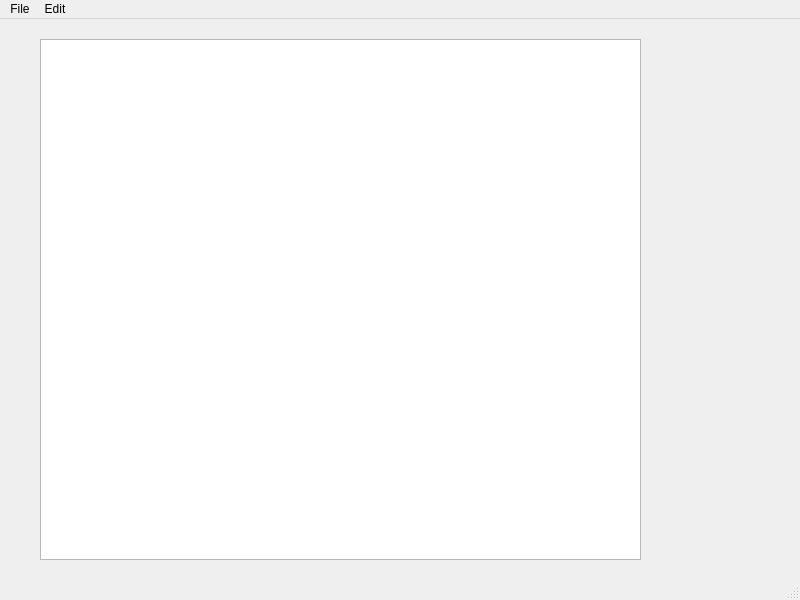
This is gui/mainwindow.ui in HaoZhu02/ImageEditor as Qt 5 draws it before an edit. The edited form follows.
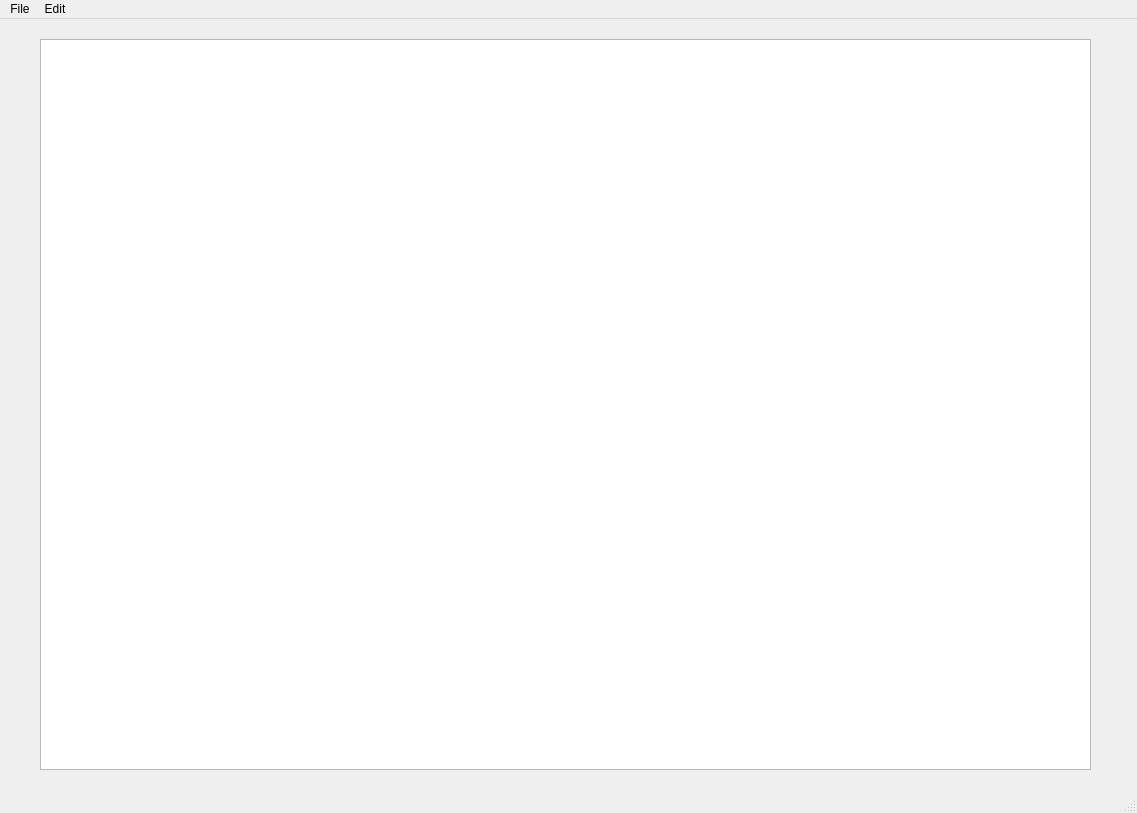
This is the edited form.

```diff
--- a/gui/mainwindow.ui
+++ b/gui/mainwindow.ui
@@ -6,8 +6,8 @@
    <rect>
     <x>0</x>
     <y>0</y>
-    <width>800</width>
-    <height>600</height>
+    <width>1137</width>
+    <height>813</height>
    </rect>
   </property>
   <property name="windowTitle">
@@ -19,8 +19,8 @@
      <rect>
       <x>40</x>
       <y>20</y>
-      <width>601</width>
-      <height>521</height>
+      <width>1051</width>
+      <height>731</height>
      </rect>
     </property>
     <layout class="QVBoxLayout" name="verticalLayout">
@@ -35,10 +35,13 @@
     <rect>
      <x>0</x>
      <y>0</y>
-     <width>800</width>
+     <width>1137</width>
      <height>21</height>
     </rect>
    </property>
+   <property name="layoutDirection">
+    <enum>Qt::LeftToRight</enum>
+   </property>
    <widget class="QMenu" name="menuFile">
     <property name="title">
      <string>File</string>
```
Left out of the diff: 18 changed lines with no effect on the pictures.
